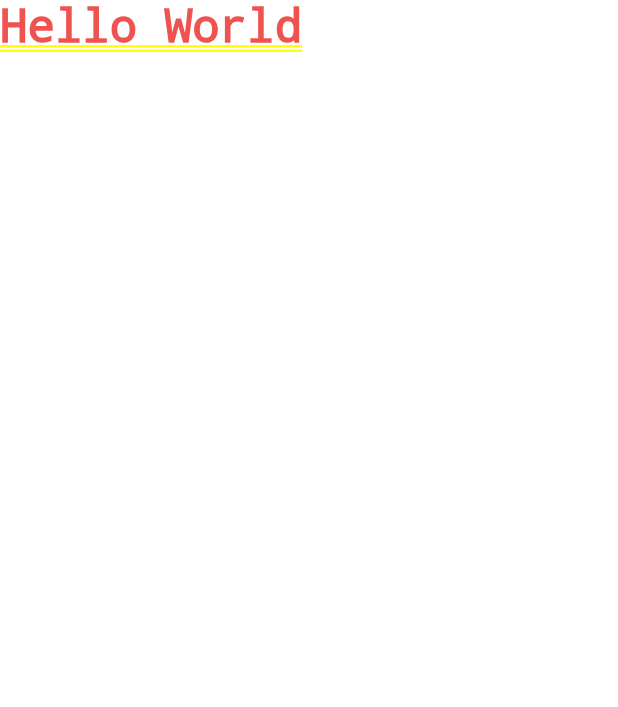
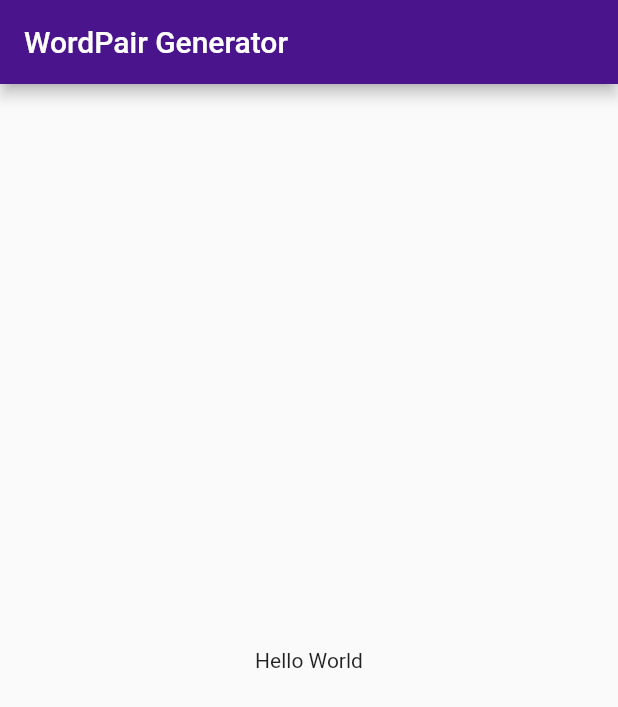
Before and after one commit to leventenyiro/Flutter_Basics, a Flutter app: the screen it shows after launch, on a phone screen of 412 x 824 dp. Shown: the top 707 px of the screen. Run offline on Flutter 3.47's test engine with Material 2 defaults, Android fonts, the phone set to English and light mode, and no system bars.

Commit message:
hello world

```diff
--- a/lib/main.dart
+++ b/lib/main.dart
@@ -6,9 +6,13 @@ class MyApp extends StatelessWidget {
   @override
   Widget build(BuildContext context) {
     return MaterialApp(
-      home: Text("Hello World", style: TextStyle(
-          fontSize: 30.5,
-          color: Colors.red[400]
+      theme: ThemeData(primaryColor: Colors.purple[900]),
+      home: Scaffold(
+        appBar: AppBar(
+          title: Text("WordPair Generator")
+        ),
+        body: Center(
+          child: Text("Hello World")
         )
       )
     );
```
